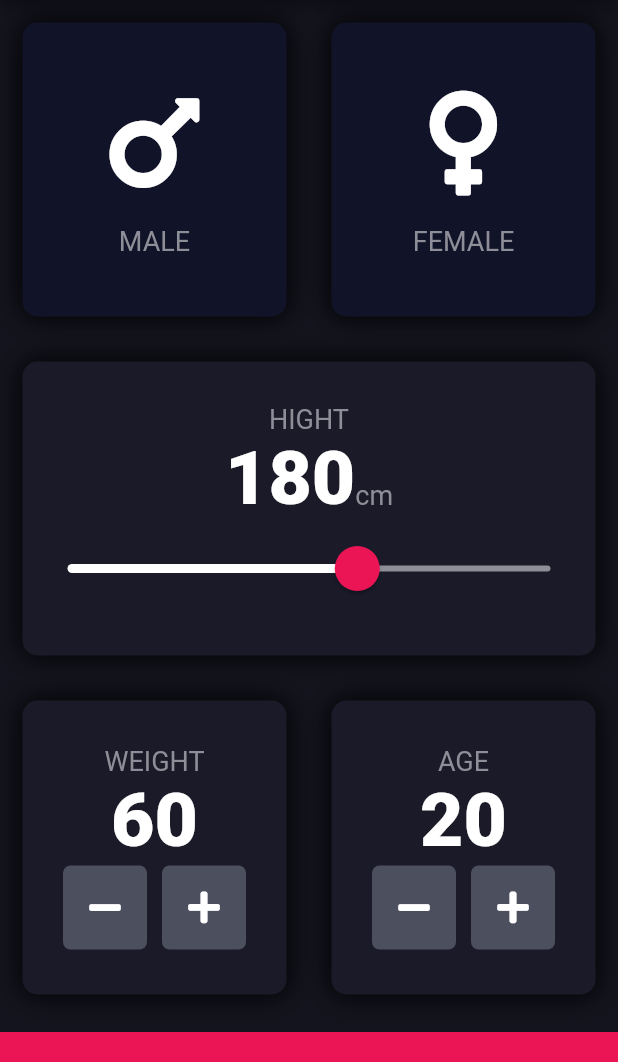
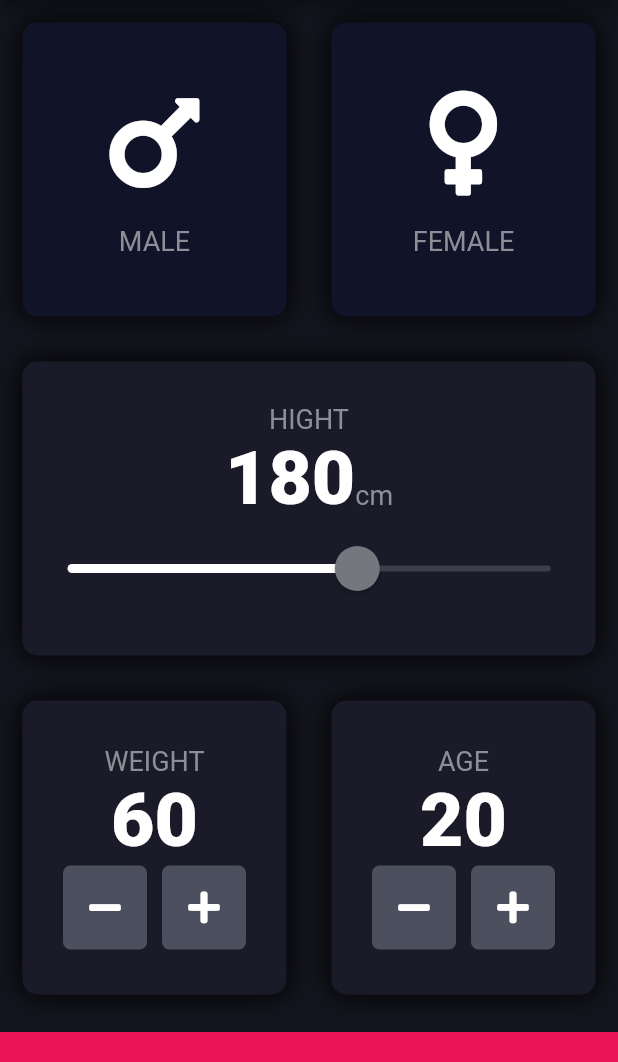
Before and after one commit to AmanGr/BMI-Calculator, a Flutter app: the screen it shows after launch, on a phone screen of 412 x 824 dp, the part 84-1146 px from its top. Run offline on Flutter 3.47's test engine with Material 2 defaults, Android fonts, the phone set to English and light mode, and no system bars; our stand-ins replace font_awesome_flutter.

Commit message:
some chang have been made

```diff
--- a/lib/constants.dart
+++ b/lib/constants.dart
@@ -4,6 +4,7 @@ const kBottomContainerHeight = 80.0;
 const kActiveCardColor = Color(0xff1A1A28);
 const kInactiveCardColor = Color(0XFF111328);
 const kBottomContainerColor = Color(0XFFEB1555);
+//those are const
 
 const kLabelTextStyle = TextStyle(
   fontSize: 18.0,
--- a/lib/input_page.dart
+++ b/lib/input_page.dart
@@ -122,10 +122,10 @@ class _InputPageState extends State<InputPage> {
                     ),
                     SliderTheme(
                       data: SliderTheme.of(context).copyWith(
-                        inactiveTrackColor: Color(0XFF8D8E98),
+                        inactiveTrackColor: Color(0X508D8E98),
                         activeTrackColor: Colors.white,
-                        thumbColor: Color(0XFFEB1555),
-                        overlayColor: Color(0X29FFFFFF),
+                        thumbColor: Color(0XFF74777D),
+                        overlayColor: Color(0X30FFFFFF),
                         thumbShape:
                             RoundSliderThumbShape(enabledThumbRadius: 15.0),
                         overlayShape:
```
